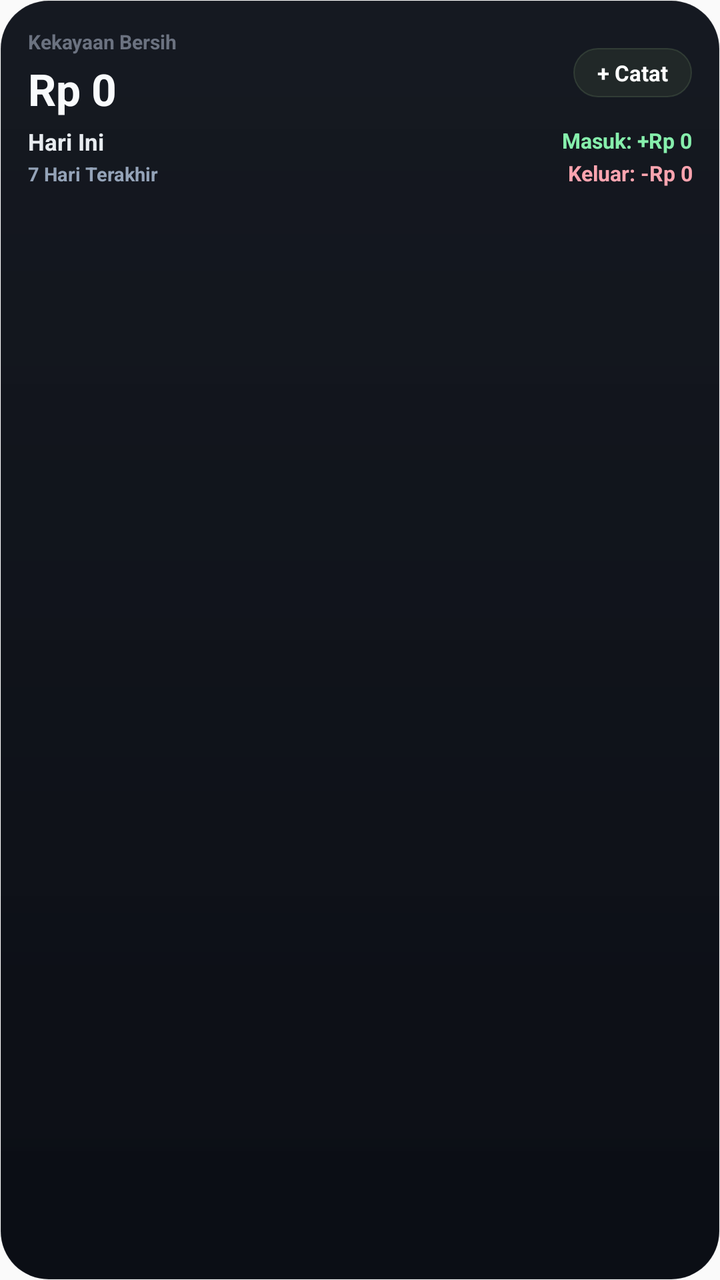
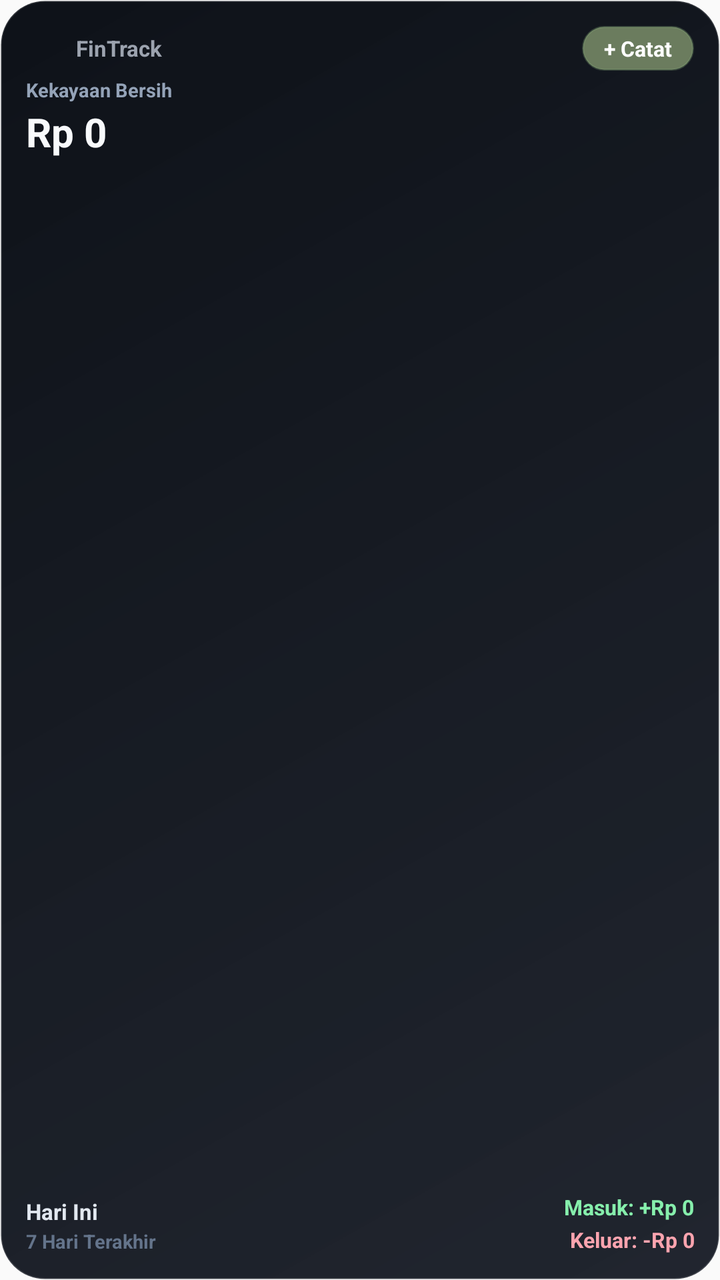

The first picture is an Android layout as it rendered before a commit; the second is the same layout after the commit. The layout source and the unified diff follow.
<!-- AndroidManifest.xml: application theme AppTheme -->
<!-- res/layout/widget_fintrack_balance.xml -->
<?xml version="1.0" encoding="utf-8"?>
<LinearLayout xmlns:android="http://schemas.android.com/apk/res/android"
    android:id="@+id/widget_container"
    android:layout_width="match_parent"
    android:layout_height="match_parent"
    android:background="@drawable/widget_bg"
    android:orientation="vertical"
    android:padding="14dp">

    
    <LinearLayout
        android:layout_width="match_parent"
        android:layout_height="wrap_content"
        android:gravity="center_vertical"
        android:orientation="horizontal">

        
        <LinearLayout
            android:layout_width="0dp"
            android:layout_height="wrap_content"
            android:layout_weight="1"
            android:gravity="start|center_vertical"
            android:orientation="vertical">

            <TextView
                android:id="@+id/widget_balance_label"
                android:layout_width="wrap_content"
                android:layout_height="wrap_content"
                android:text="Kekayaan Bersih"
                android:textColor="#6B7280"
                android:textSize="10sp"
                android:textStyle="bold" />

            <LinearLayout
                android:layout_width="wrap_content"
                android:layout_height="wrap_content"
                android:layout_marginTop="2dp"
                android:gravity="center_vertical"
                android:orientation="horizontal">

                <TextView
                    android:id="@+id/widget_total_balance"
                    android:layout_width="wrap_content"
                    android:layout_height="wrap_content"
                    android:maxLines="1"
                    android:ellipsize="end"
                    android:text="Rp 0"
                    android:textColor="#F8FAFC"
                    android:textSize="22sp"
                    android:textStyle="bold" />

                <TextView
                    android:id="@+id/widget_today_net"
                    android:layout_width="wrap_content"
                    android:layout_height="wrap_content"
                    android:layout_marginStart="8dp"
                    android:maxLines="1"
                    android:ellipsize="end"
                    android:text="+Rp 0"
                    android:textColor="#86EFAC"
                    android:textSize="12sp"
                    android:textStyle="bold"
                    android:visibility="gone" />
            </LinearLayout>
        </LinearLayout>

        
        <TextView
            android:id="@+id/widget_btn_add"
            android:layout_width="wrap_content"
            android:layout_height="wrap_content"
            android:background="@drawable/widget_btn_bg"
            android:paddingStart="12dp"
            android:paddingTop="5dp"
            android:paddingEnd="12dp"
            android:paddingBottom="5dp"
            android:text="+ Catat"
            android:textColor="#FFFFFF"
            android:textSize="11sp"
            android:textStyle="bold" />
    </LinearLayout>

    
    <ImageView
        android:id="@+id/widget_sparkline"
        android:layout_width="match_parent"
        android:layout_height="0dp"
        android:layout_weight="1"
        android:layout_marginTop="4dp"
        android:layout_marginBottom="4dp"
        android:scaleType="fitXY"
        android:visibility="gone"
        android:contentDescription="Tren Kekayaan Bersih" />

    
    <LinearLayout
        android:layout_width="match_parent"
        android:layout_height="wrap_content"
        android:layout_marginTop="4dp"
        android:gravity="center_vertical"
        android:orientation="horizontal">

        
        <LinearLayout
            android:layout_width="0dp"
            android:layout_height="wrap_content"
            android:layout_weight="1"
            android:gravity="start|center_vertical"
            android:orientation="vertical">

            <TextView
                android:id="@+id/widget_date_text"
                android:layout_width="wrap_content"
                android:layout_height="wrap_content"
                android:maxLines="1"
                android:ellipsize="end"
                android:text="Hari Ini"
                android:textColor="#E8ECF0"
                android:textSize="11.5sp"
                android:textStyle="bold" />

            <TextView
                android:id="@+id/widget_period_label"
                android:layout_width="wrap_content"
                android:layout_height="wrap_content"
                android:layout_marginTop="1.5dp"
                android:maxLines="1"
                android:ellipsize="end"
                android:text="7 Hari Terakhir"
                android:textColor="#94A3B8"
                android:textSize="9.5sp"
                android:textStyle="bold" />
        </LinearLayout>

        
        <LinearLayout
            android:layout_width="wrap_content"
            android:layout_height="wrap_content"
            android:gravity="end|center_vertical"
            android:orientation="vertical">

            <TextView
                android:id="@+id/widget_income_text"
                android:layout_width="wrap_content"
                android:layout_height="wrap_content"
                android:gravity="end"
                android:maxLines="1"
                android:ellipsize="end"
                android:text="Masuk: +Rp 0"
                android:textColor="#86EFAC"
                android:textSize="10.5sp"
                android:textStyle="bold" />

            <TextView
                android:id="@+id/widget_expense_text"
                android:layout_width="wrap_content"
                android:layout_height="wrap_content"
                android:layout_marginTop="2dp"
                android:gravity="end"
                android:maxLines="1"
                android:ellipsize="end"
                android:text="Keluar: -Rp 0"
                android:textColor="#FDA4AF"
                android:textSize="10.5sp"
                android:textStyle="bold" />
        </LinearLayout>
    </LinearLayout>

</LinearLayout>
<!-- resources referenced by this layout -->
<resources>
  <!-- drawable widget_bg (drawable) -->
  <?xml version="1.0" encoding="utf-8"?>
  <shape xmlns:android="http://schemas.android.com/apk/res/android"
      android:shape="rectangle">
      <gradient
          android:startColor="#F50C1018"
          android:endColor="#FA060910"
          android:angle="155" />
      <corners android:radius="24dp" />
      <stroke
          android:width="0.8dp"
          android:color="#14FFFFFF" />
  </shape>
  <!-- drawable widget_btn_bg (drawable) -->
  <?xml version="1.0" encoding="utf-8"?>
  <shape xmlns:android="http://schemas.android.com/apk/res/android"
      android:shape="rectangle">
      <solid android:color="#3D4A5740" />
      <corners android:radius="12dp" />
      <stroke
          android:width="0.8dp"
          android:color="#3386A879" />
  </shape>
  <style name="AppTheme" parent="Theme.AppCompat.Light.DarkActionBar">
          
          <item name="colorPrimary">@color/colorPrimary</item>
          <item name="colorPrimaryDark">@color/colorPrimaryDark</item>
          <item name="colorAccent">@color/colorAccent</item>
      </style>
  <color name="colorPrimary">#0F1218</color>
  <color name="colorPrimaryDark">#0B0F1A</color>
  <color name="colorAccent">#6B7C5E</color>
</resources>

<!-- the commit's change to res/layout/widget_fintrack_balance.xml (unified diff, before → after) -->
@@ -5,7 +5,7 @@
     android:layout_height="match_parent"
     android:background="@drawable/widget_bg"
     android:orientation="vertical"
-    android:padding="14dp">
+    android:padding="13dp">
 
     
     <LinearLayout
@@ -14,80 +14,87 @@
         android:gravity="center_vertical"
         android:orientation="horizontal">
 
-        
-        <LinearLayout
+        <ImageView
+            android:layout_width="18dp"
+            android:layout_height="18dp"
+            android:src="@mipmap/ic_launcher"
+            android:contentDescription="@string/app_name" />
+
+        <TextView
             android:layout_width="0dp"
             android:layout_height="wrap_content"
+            android:layout_marginStart="7dp"
             android:layout_weight="1"
-            android:gravity="start|center_vertical"
-            android:orientation="vertical">
+            android:text="FinTrack"
+            android:textColor="#9CA3AF"
+            android:textSize="11sp"
+            android:textStyle="bold" />
 
-            <TextView
-                android:id="@+id/widget_balance_label"
-                android:layout_width="wrap_content"
-                android:layout_height="wrap_content"
-                android:text="Kekayaan Bersih"
-                android:textColor="#6B7280"
-                android:textSize="10sp"
-                android:textStyle="bold" />
-
-            <LinearLayout
-                android:layout_width="wrap_content"
-                android:layout_height="wrap_content"
-                android:layout_marginTop="2dp"
-                android:gravity="center_vertical"
-                android:orientation="horizontal">
-
-                <TextView
-                    android:id="@+id/widget_total_balance"
-                    android:layout_width="wrap_content"
-                    android:layout_height="wrap_content"
-                    android:maxLines="1"
-                    android:ellipsize="end"
-                    android:text="Rp 0"
-                    android:textColor="#F8FAFC"
-                    android:textSize="22sp"
-                    android:textStyle="bold" />
-
-                <TextView
-                    android:id="@+id/widget_today_net"
-                    android:layout_width="wrap_content"
-                    android:layout_height="wrap_content"
-                    android:layout_marginStart="8dp"
-                    android:maxLines="1"
-                    android:ellipsize="end"
-                    android:text="+Rp 0"
-                    android:textColor="#86EFAC"
-                    android:textSize="12sp"
-                    android:textStyle="bold"
-                    android:visibility="gone" />
-            </LinearLayout>
-        </LinearLayout>
-
-        
         <TextView
             android:id="@+id/widget_btn_add"
             android:layout_width="wrap_content"
             android:layout_height="wrap_content"
             android:background="@drawable/widget_btn_bg"
-            android:paddingStart="12dp"
-            android:paddingTop="5dp"
-            android:paddingEnd="12dp"
-            android:paddingBottom="5dp"
+            android:paddingStart="11dp"
+            android:paddingTop="4dp"
+            android:paddingEnd="11dp"
+            android:paddingBottom="4dp"
             android:text="+ Catat"
             android:textColor="#FFFFFF"
-            android:textSize="11sp"
+            android:textSize="10.5sp"
             android:textStyle="bold" />
+    </LinearLayout>
+
+    
+    <TextView
+        android:id="@+id/widget_balance_label"
+        android:layout_width="wrap_content"
+        android:layout_height="wrap_content"
+        android:layout_marginTop="3dp"
+        android:text="Kekayaan Bersih"
+        android:textColor="#94A3B8"
+        android:textSize="9.5sp"
+        android:textStyle="bold" />
+
+    <LinearLayout
+        android:layout_width="match_parent"
+        android:layout_height="wrap_content"
+        android:gravity="center_vertical"
+        android:orientation="horizontal"
+        android:layout_marginTop="1dp">
+
+        <TextView
+            android:id="@+id/widget_total_balance"
+            android:layout_width="wrap_content"
+            android:layout_height="wrap_content"
+            android:maxLines="1"
+            android:ellipsize="end"
+            android:text="Rp 0"
+            android:textColor="#F8FAFC"
+            android:textSize="20sp"
+            android:textStyle="bold" />
+
+        <TextView
+            android:id="@+id/widget_today_net"
+            android:layout_width="wrap_content"
+            android:layout_height="wrap_content"
+            android:layout_marginStart="8dp"
+            android:maxLines="1"
+            android:ellipsize="end"
+            android:text="+Rp 0"
+            android:textColor="#86EFAC"
+            android:textSize="12sp"
+            android:textStyle="bold"
+            android:visibility="gone" />
     </LinearLayout>
 
     
     <ImageView
         android:id="@+id/widget_sparkline"
         android:layout_width="match_parent"
-        android:layout_height="0dp"
-        android:layout_weight="1"
-        android:layout_marginTop="4dp"
-        android:layout_marginBottom="4dp"
+        android:layout_height="36dp"
+        android:layout_marginTop="2dp"
+        android:layout_marginBottom="2dp"
         android:scaleType="fitXY"
         android:visibility="gone"
         android:contentDescription="Tren Kekayaan Bersih" />
@@ -95,9 +102,10 @@
     
     <LinearLayout
         android:layout_width="match_parent"
-        android:layout_height="wrap_content"
+        android:layout_height="0dp"
         android:layout_marginTop="4dp"
-        android:gravity="center_vertical"
+        android:layout_weight="1"
+        android:gravity="bottom|center_vertical"
         android:orientation="horizontal">
 
         
@@ -115,19 +123,19 @@
                 android:maxLines="1"
                 android:ellipsize="end"
                 android:text="Hari Ini"
-                android:textColor="#E8ECF0"
-                android:textSize="11.5sp"
+                android:textColor="#E2E8F0"
+                android:textSize="11sp"
                 android:textStyle="bold" />
 
             <TextView
                 android:id="@+id/widget_period_label"
                 android:layout_width="wrap_content"
                 android:layout_height="wrap_content"
-                android:layout_marginTop="1.5dp"
+                android:layout_marginTop="1dp"
                 android:maxLines="1"
                 android:ellipsize="end"
                 android:text="7 Hari Terakhir"
-                android:textColor="#94A3B8"
+                android:textColor="#64748B"
                 android:textSize="9.5sp"
                 android:textStyle="bold" />
         </LinearLayout>
<!-- resource entries referenced after the edit -->
@@ -5,30 +5,61 @@
   <shape xmlns:android="http://schemas.android.com/apk/res/android"
       android:shape="rectangle">
       <gradient
-          android:startColor="#F50C1018"
-          android:endColor="#FA060910"
-          android:angle="155" />
-      <corners android:radius="24dp" />
+          android:startColor="#F0131822"
+          android:endColor="#FA090D14"
+          android:angle="135" />
+      <corners android:radius="22dp" />
       <stroke
-          android:width="0.8dp"
-          android:color="#14FFFFFF" />
+          android:width="1dp"
+          android:color="#26FFFFFF" />
   </shape>
   <!-- drawable widget_btn_bg (drawable) -->
   <?xml version="1.0" encoding="utf-8"?>
   <shape xmlns:android="http://schemas.android.com/apk/res/android"
       android:shape="rectangle">
-      <solid android:color="#3D4A5740" />
-      <corners android:radius="12dp" />
+      <solid android:color="#6B7C5E" />
+      <corners android:radius="14dp" />
       <stroke
-          android:width="0.8dp"
-          android:color="#3386A879" />
+          android:width="1dp"
+          android:color="#4D86A879" />
   </shape>
+  <!-- mipmap ic_launcher (mipmap-anydpi-v26) -->
+  <?xml version="1.0" encoding="utf-8"?>
+  <adaptive-icon xmlns:android="http://schemas.android.com/apk/res/android">
+      <background android:drawable="@color/ic_launcher_background"/>
+      <foreground android:drawable="@drawable/ic_launcher_foreground"/>
+  </adaptive-icon>
+  <string name="app_name">FinTrack</string>
   <style name="AppTheme" parent="Theme.AppCompat.Light.DarkActionBar">
           
           <item name="colorPrimary">@color/colorPrimary</item>
           <item name="colorPrimaryDark">@color/colorPrimaryDark</item>
           <item name="colorAccent">@color/colorAccent</item>
       </style>
+  <color name="ic_launcher_background">#18221B</color>
+  <!-- drawable ic_launcher_foreground (drawable-v24) -->
+  <vector xmlns:android="http://schemas.android.com/apk/res/android"
+      android:width="108dp"
+      android:height="108dp"
+      android:viewportWidth="108"
+      android:viewportHeight="108">
+      
+      <path
+          android:fillColor="#4C6B54"
+          android:pathData="M30.5,63 L37.5,63 C38.88,63 40,64.12 40,65.5 L40,75.5 C40,76.88 38.88,78 37.5,78 L30.5,78 C29.12,78 28,76.88 28,75.5 L28,65.5 C28,64.12 29.12,63 30.5,63 Z" />
+      
+      <path
+          android:fillColor="#8AA68F"
+          android:pathData="M50.5,51 L57.5,51 C58.88,51 60,52.12 60,53.5 L60,75.5 C60,76.88 58.88,78 57.5,78 L50.5,78 C49.12,78 48,76.88 48,75.5 L48,53.5 C48,52.12 49.12,51 50.5,51 Z" />
+      
+      <path
+          android:fillColor="#A15A42"
+          android:pathData="M70.5,34 L77.5,34 C78.88,34 80,35.12 80,36.5 L80,75.5 C80,76.88 78.88,78 77.5,78 L70.5,78 C69.12,78 68,76.88 68,75.5 L68,36.5 C68,35.12 69.12,34 70.5,34 Z" />
+      
+      <path
+          android:fillColor="#F3EEE2"
+          android:pathData="M74,34 L80,34 L80,40 Z" />
+  </vector>
   <color name="colorPrimary">#0F1218</color>
   <color name="colorPrimaryDark">#0B0F1A</color>
   <color name="colorAccent">#6B7C5E</color>
